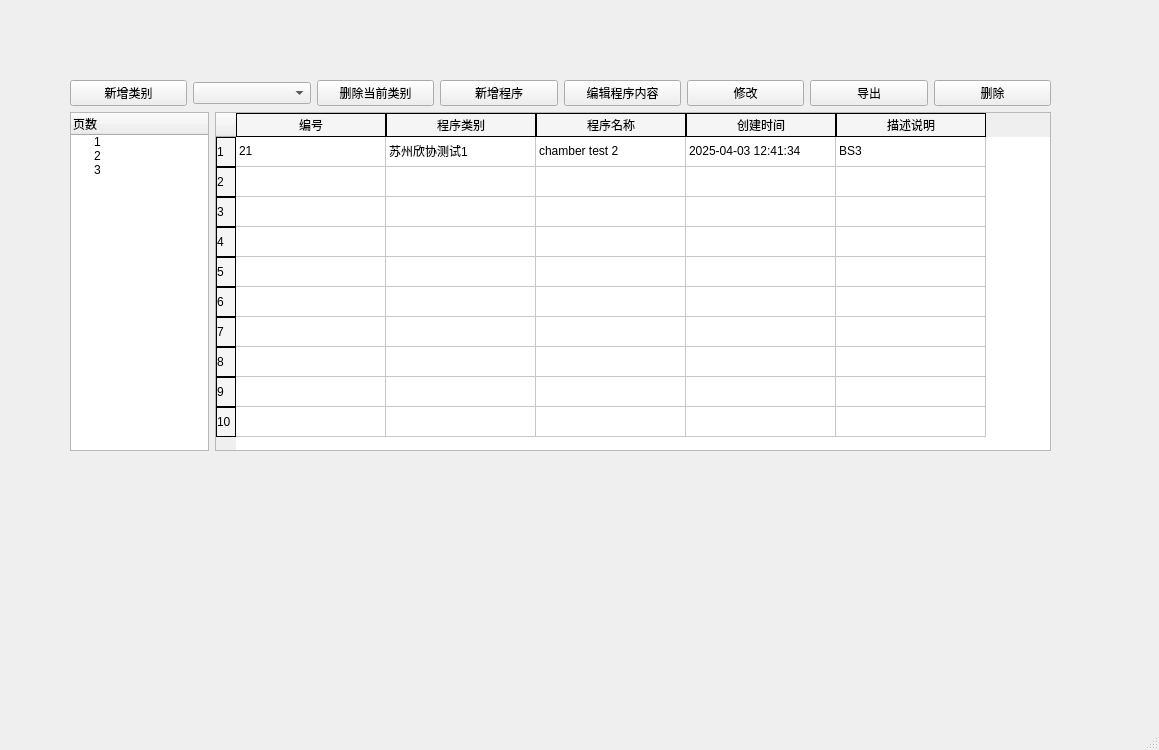
The window that startwindow.ui (woodfsg/QT_ConfigUI) describes before a commit, drawn with Qt 5.
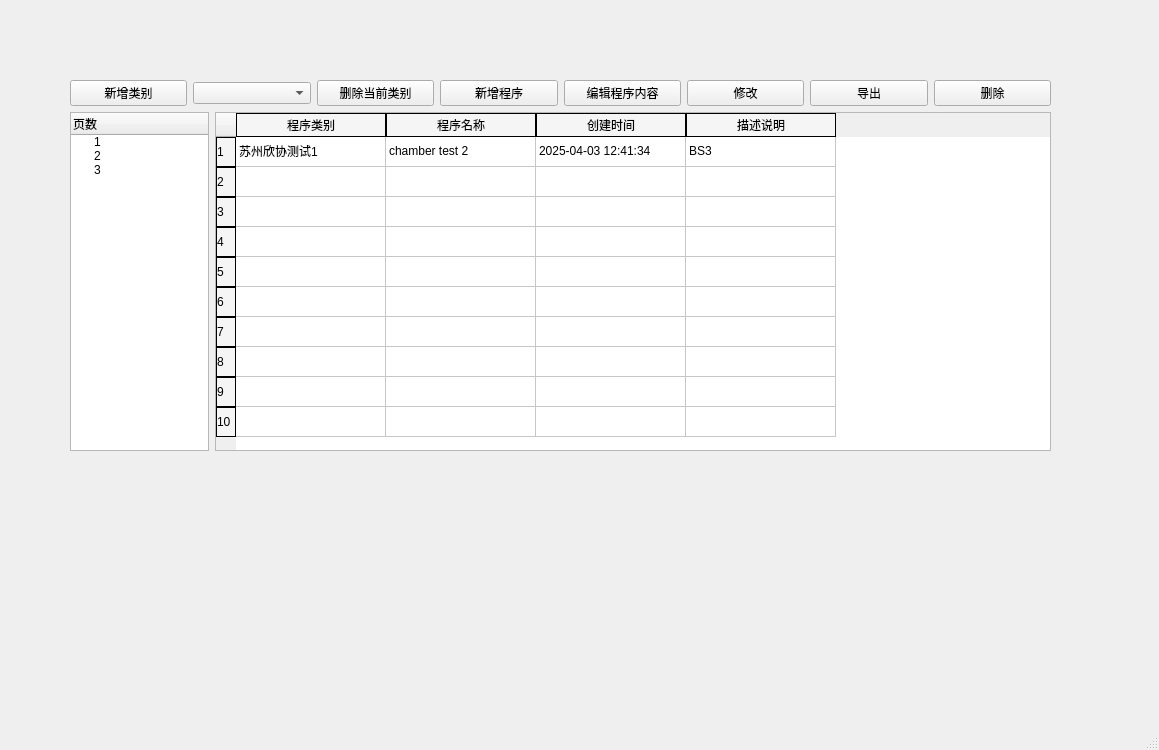
The same window after the commit.

```diff
--- a/startwindow.ui
+++ b/startwindow.ui
@@ -14,7 +14,7 @@
    <string>MainWindow</string>
   </property>
   <widget class="QWidget" name="centralwidget">
-   <widget class="QWidget" name="">
+   <widget class="QWidget" name="layoutWidget">
     <property name="geometry">
      <rect>
       <x>70</x>
@@ -201,11 +201,6 @@
            <string>10</string>
           </property>
          </row>
-         <column>
-          <property name="text">
-           <string>编号</string>
-          </property>
-         </column>
          <column>
           <property name="text">
            <string>程序类别</string>
@@ -228,25 +223,20 @@
          </column>
          <item row="0" column="0">
           <property name="text">
-           <string>21</string>
-          </property>
-         </item>
-         <item row="0" column="1">
-          <property name="text">
            <string>苏州欣协测试1</string>
           </property>
          </item>
-         <item row="0" column="2">
+         <item row="0" column="1">
           <property name="text">
            <string>chamber test 2</string>
           </property>
          </item>
-         <item row="0" column="3">
+         <item row="0" column="2">
           <property name="text">
            <string>2025-04-03 12:41:34</string>
           </property>
          </item>
-         <item row="0" column="4">
+         <item row="0" column="3">
           <property name="text">
            <string>BS3</string>
           </property>
@@ -256,11 +246,6 @@
            <string/>
           </property>
          </item>
-         <item row="1" column="1">
-          <property name="text">
-           <string/>
-          </property>
-         </item>
         </widget>
        </item>
       </layout>
```
